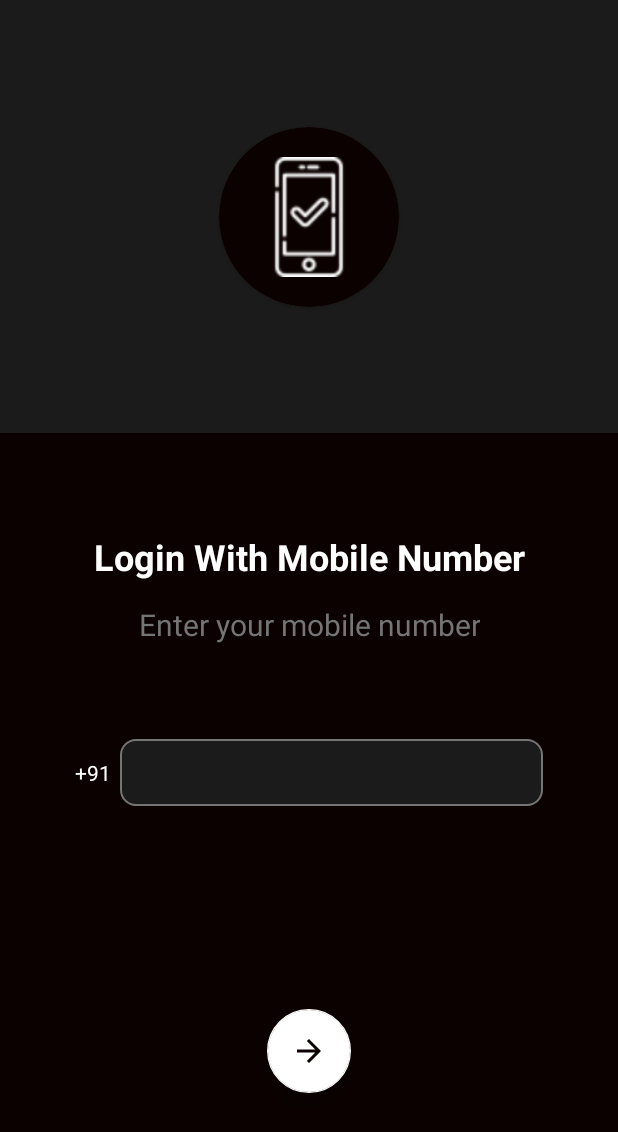
After one commit to MurariTiwari/Sewak, an Android app: the LoginForm screen opened directly, with no data from a screen before it, on a phone screen of 412 x 824 dp. The commit adds this screen. Shown: the top 1132 px of the screen. Run offline under Robolectric (Android 15) with nearby library versions, the phone set to English and light mode, and no system bars.

Commit message:
Login Form added

```diff
--- a/app/build.gradle
+++ b/app/build.gradle
@@ -38,6 +38,7 @@ dependencies {
     testImplementation 'junit:junit:4.+'
     def lottieVersion = "3.7.0"
     implementation "com.airbnb.android:lottie:$lottieVersion"
+    implementation "com.chaos.view:pinview:1.4.4"
     androidTestImplementation 'androidx.test.ext:junit:1.1.3'
     androidTestImplementation 'androidx.test.espresso:espresso-core:3.4.0'
 }
--- a/app/src/main/AndroidManifest.xml
+++ b/app/src/main/AndroidManifest.xml
@@ -9,7 +9,9 @@
         android:roundIcon="@drawable/logo"
         android:supportsRtl="true"
         android:theme="@style/Theme.Sewak">
-        <activity android:name=".AppIntro"></activity>
+        <activity android:name=".Login.VerifyOtp"></activity>
+        <activity android:name=".Login.LoginForm" />
+        <activity android:name=".AppIntroduction.AppIntro" />
         <activity android:name=".Splash">
             <intent-filter>
                 <action android:name="android.intent.action.MAIN" />
@@ -17,7 +19,7 @@
                 <category android:name="android.intent.category.LAUNCHER" />
             </intent-filter>
         </activity>
-        <activity android:name=".MainActivity"></activity>
+        <activity android:name=".MainActivity" />
     </application>
 
 </manifest>
--- a/app/src/main/java/com/subarnarekha/softwares/sewak/AppIntroAdapter.java
+++ b/app/src/main/java/com/subarnarekha/softwares/sewak/AppIntroduction/AppIntroAdapter.java
@@ -1,4 +1,4 @@
-package com.subarnarekha.softwares.sewak;
+package com.subarnarekha.softwares.sewak.AppIntroduction;
 
 import android.content.Context;
 import android.view.LayoutInflater;
@@ -13,6 +13,7 @@ import androidx.constraintlayout.widget.ConstraintLayout;
 import androidx.viewpager.widget.PagerAdapter;
 
 import com.airbnb.lottie.LottieAnimationView;
+import com.subarnarekha.softwares.sewak.R;
 
 public class AppIntroAdapter extends PagerAdapter {
     Context ctx;
--- /dev/null
+++ b/app/src/main/java/com/subarnarekha/softwares/sewak/Login/LoginForm.java
@@ -0,0 +1,40 @@
+package com.subarnarekha.softwares.sewak.Login;
+
+import androidx.appcompat.app.AppCompatActivity;
+
+import android.content.Intent;
+import android.os.Bundle;
+import android.text.Editable;
+import android.view.View;
+import android.widget.EditText;
+import android.widget.Toast;
+
+import com.google.android.material.floatingactionbutton.FloatingActionButton;
+import com.subarnarekha.softwares.sewak.AppIntroduction.AppIntro;
+import com.subarnarekha.softwares.sewak.R;
+
+public class LoginForm extends AppCompatActivity {
+
+    @Override
+    protected void onCreate(Bundle savedInstanceState) {
+        super.onCreate(savedInstanceState);
+        setContentView(R.layout.activity_login_form);
+        EditText phone = findViewById(R.id.phoneno);
+        FloatingActionButton loginBtn = findViewById(R.id.login);
+
+
+        loginBtn.setOnClickListener(v -> {
+            if(phone.getText().toString().length()!=10)
+            {
+                Toast.makeText(getApplicationContext(),"Enter valid Phone Number", Toast.LENGTH_SHORT).show();
+            }
+            else {
+                    String phoneno = phone.getText().toString();
+                    Intent i = new Intent(LoginForm.this, VerifyOtp.class);
+                    i.putExtra("phoneno","+91"+phoneno);
+                    startActivity(i);
+            }
+        });
+
+    }
+}
--- a/app/src/main/java/com/subarnarekha/softwares/sewak/Splash.java
+++ b/app/src/main/java/com/subarnarekha/softwares/sewak/Splash.java
@@ -9,6 +9,8 @@ import android.view.animation.Animation;
 import android.view.animation.AnimationUtils;
 import android.widget.ImageView;
 import android.widget.TextView;
+
+import com.subarnarekha.softwares.sewak.AppIntroduction.AppIntro;
 
 public class Splash extends AppCompatActivity {
 
--- /dev/null
+++ b/app/src/main/res/drawable/rounded_corner.xml
@@ -0,0 +1,13 @@
+<?xml version="1.0" encoding="utf-8"?>
+<shape
+    xmlns:android="http://schemas.android.com/apk/res/android"
+    android:shape="rectangle" android:padding="15dp">
+    <solid android:color="#1C1B1B" />
+    <corners
+        android:bottomRightRadius="10dp"
+        android:bottomLeftRadius="10dp"
+        android:topLeftRadius="10dp"
+        android:topRightRadius="10dp" />
+    <stroke android:width="1dip" android:color="#757575" />
+
+</shape>
--- a/app/src/main/res/layout/activity_app_intro.xml
+++ b/app/src/main/res/layout/activity_app_intro.xml
@@ -6,7 +6,7 @@
     android:layout_width="match_parent"
     android:layout_height="match_parent"
     android:background="@color/primary_light"
-    tools:context=".AppIntro">
+    tools:context=".AppIntroduction.AppIntro">
 
     <androidx.constraintlayout.widget.Guideline
         android:id="@+id/guideline4"
--- /dev/null
+++ b/app/src/main/res/layout/activity_login_form.xml
@@ -0,0 +1,126 @@
+<?xml version="1.0" encoding="utf-8"?>
+<androidx.constraintlayout.widget.ConstraintLayout xmlns:android="http://schemas.android.com/apk/res/android"
+    xmlns:app="http://schemas.android.com/apk/res-auto"
+    xmlns:tools="http://schemas.android.com/tools"
+    android:layout_width="match_parent"
+    android:layout_height="match_parent"
+    android:background="@color/primary_dark"
+    tools:context=".Login.LoginForm">
+
+    <androidx.constraintlayout.widget.Guideline
+        android:id="@+id/guideline5"
+        android:layout_width="wrap_content"
+        android:layout_height="wrap_content"
+        android:orientation="horizontal"
+        app:layout_constraintGuide_percent="0.35" />
+
+    <androidx.constraintlayout.widget.Guideline
+        android:id="@+id/guideline9"
+        android:layout_width="wrap_content"
+        android:layout_height="wrap_content"
+        android:orientation="horizontal"
+        app:layout_constraintGuide_percent="0.55" />
+
+    <androidx.constraintlayout.widget.Guideline
+        android:id="@+id/guideline10"
+        android:layout_width="wrap_content"
+        android:layout_height="wrap_content"
+        android:orientation="horizontal"
+        app:layout_constraintGuide_percent="0.7" />
+
+    <androidx.constraintlayout.widget.ConstraintLayout
+        android:layout_width="0dp"
+        android:layout_height="0dp"
+        android:background="@color/primary_light"
+        app:layout_constraintBottom_toTopOf="@+id/guideline5"
+        app:layout_constraintEnd_toEndOf="parent"
+        app:layout_constraintStart_toStartOf="parent"
+        app:layout_constraintTop_toTopOf="parent">
+
+        <androidx.cardview.widget.CardView
+            android:layout_width="120dp"
+            android:layout_height="120dp"
+            app:cardBackgroundColor="@color/primary_dark"
+            app:cardCornerRadius="60dp"
+            app:layout_constraintBottom_toBottomOf="parent"
+            app:layout_constraintEnd_toEndOf="parent"
+            app:layout_constraintStart_toStartOf="parent"
+            app:layout_constraintTop_toTopOf="parent" >
+
+            <ImageView
+                android:id="@+id/imageView2"
+                android:layout_width="match_parent"
+                android:layout_height="match_parent"
+                android:scaleType="centerCrop"
+                android:padding="20dp"
+                app:srcCompat="@drawable/smartphone" />
+        </androidx.cardview.widget.CardView>
+    </androidx.constraintlayout.widget.ConstraintLayout>
+
+    <TextView
+        android:id="@+id/textView"
+        android:layout_width="wrap_content"
+        android:layout_height="wrap_content"
+        android:text="@string/login_with_mobile_number"
+        android:textColor="@color/white"
+        android:textStyle="bold"
+        android:gravity="center"
+        android:textSize="24sp"
+        app:layout_constraintBottom_toTopOf="@+id/guideline9"
+        app:layout_constraintEnd_toEndOf="parent"
+        app:layout_constraintStart_toStartOf="parent"
+        app:layout_constraintTop_toTopOf="@+id/guideline5" />
+
+    <TextView
+        android:id="@+id/textView3"
+        android:layout_width="wrap_content"
+        android:layout_height="wrap_content"
+        android:layout_marginTop="15dp"
+        android:textSize="20sp"
+        android:gravity="center"
+        android:text="@string/enter_your_mobile_number"
+        android:textColor="@color/secondary_text"
+        app:layout_constraintEnd_toEndOf="parent"
+        app:layout_constraintStart_toStartOf="parent"
+        app:layout_constraintTop_toBottomOf="@+id/textView" />
+
+    <com.google.android.material.floatingactionbutton.FloatingActionButton
+        android:id="@+id/login"
+        android:layout_width="wrap_content"
+        android:layout_height="wrap_content"
+        android:clickable="true"
+        app:layout_constraintBottom_toBottomOf="parent"
+        app:layout_constraintEnd_toEndOf="parent"
+        app:layout_constraintStart_toStartOf="parent"
+        app:layout_constraintTop_toTopOf="@+id/guideline10"
+        app:srcCompat="@drawable/ic_baseline_arrow_forward_24" />
+
+    <EditText
+        android:id="@+id/phoneno"
+        android:layout_width="0dp"
+        android:layout_height="wrap_content"
+        android:layout_marginStart="80dp"
+        android:layout_marginEnd="50dp"
+        android:background="@drawable/rounded_corner"
+        android:ems="10"
+        android:inputType="phone"
+        android:padding="10dp"
+        android:textColor="@color/white"
+        app:layout_constraintBottom_toTopOf="@+id/guideline10"
+        app:layout_constraintEnd_toEndOf="parent"
+        app:layout_constraintStart_toStartOf="parent"
+        app:layout_constraintTop_toTopOf="@+id/guideline9" />
+
+    <TextView
+        android:id="@+id/textView2"
+        android:layout_width="0dp"
+        android:layout_height="wrap_content"
+        android:ems="10"
+        android:text="+91"
+        android:paddingLeft="50dp"
+        android:textColor="@color/white"
+        app:layout_constraintBottom_toTopOf="@+id/guideline10"
+        app:layout_constraintEnd_toStartOf="@+id/phoneno"
+        app:layout_constraintStart_toStartOf="parent"
+        app:layout_constraintTop_toTopOf="@+id/guideline9" />
+</androidx.constraintlayout.widget.ConstraintLayout>
--- a/app/src/main/res/values-night/themes.xml
+++ b/app/src/main/res/values-night/themes.xml
@@ -8,7 +8,7 @@
         <!-- Secondary brand color. -->
         <item name="colorSecondary">@color/accent</item>
         <item name="colorSecondaryVariant">@color/accent</item>
-        <item name="colorOnSecondary">@color/white</item>
+        <item name="colorOnSecondary">@color/primary_dark</item>
         <!-- Status bar color. -->
         <item name="android:statusBarColor" tools:targetApi="l">?attr/colorPrimaryVariant</item>
         <!-- Customize your theme here. -->
--- a/app/src/main/res/values/colors.xml
+++ b/app/src/main/res/values/colors.xml
@@ -2,7 +2,7 @@
 <resources>
     <color name="primary">#0B0101</color>
     <color name="primary_dark">#0B0101</color>
-    <color name="primary_light">#0B0101</color>
+    <color name="primary_light">#1C1B1B</color>
     <color name="accent">#fff</color>
     <color name="primary_text">#212121</color>
     <color name="secondary_text">#757575</color>
--- a/app/src/main/res/values/strings.xml
+++ b/app/src/main/res/values/strings.xml
@@ -1,4 +1,8 @@
 <resources>
     <string name="app_name">Sewak</string>
     <string name="let_s_get_started">Let\'s Get Started</string>
+    <string name="login_with_mobile_number">Login With Mobile Number</string>
+    <string name="enter_your_mobile_number">Enter your mobile number</string>
+    <string name="verification">Verification</string>
+    <string name="enter_otp_code_sent_to_your_number">Enter OTP code sent to your number</string>
 </resources>
```
Also changed, not shown: app/src/main/java/com/subarnarekha/softwares/sewak/AppIntroduction/AppIntro.java (renamed from app/src/main/java/com/subarnarekha/softwares/sewak/AppIntro.java, +6 -2 lines), app/src/main/java/com/subarnarekha/softwares/sewak/Login/VerifyOtp.java (added, +16 -0 lines), app/src/main/res/layout/activity_verify_otp.xml (added, +118 -0 lines), app/src/main/res/drawable/chat.png (added), app/src/main/res/drawable/smartphone.png (added).
